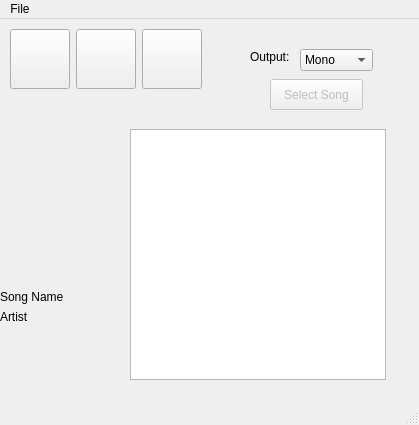
First picture: the form in main.ui, repository fabiomdiniz/Frey, before the edit.
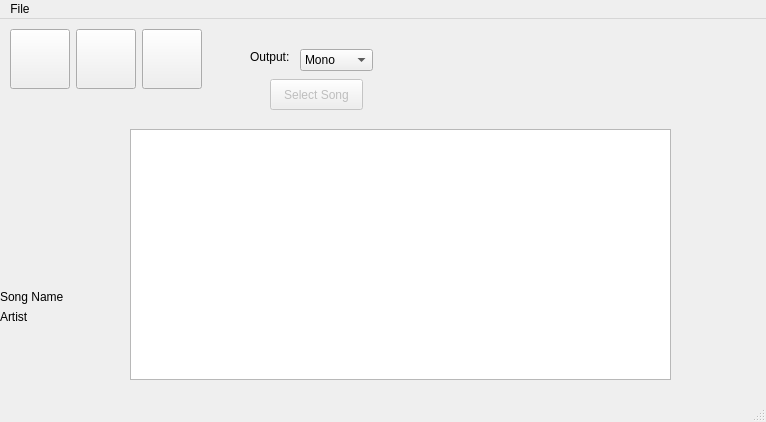
Second picture: the form after the edit. Icons and pictures are not drawn.

Commit message: better coverart support, current song is more visible and double click on the playlist working

What changed in the file:
```diff
--- a/main.ui
+++ b/main.ui
@@ -6,8 +6,8 @@
    <rect>
     <x>0</x>
     <y>0</y>
-    <width>419</width>
-    <height>425</height>
+    <width>766</width>
+    <height>422</height>
    </rect>
   </property>
   <property name="windowTitle">
@@ -224,7 +224,7 @@
      <rect>
       <x>130</x>
       <y>110</y>
-      <width>256</width>
+      <width>541</width>
       <height>251</height>
      </rect>
     </property>
@@ -257,8 +257,8 @@
     <rect>
      <x>0</x>
      <y>0</y>
-     <width>419</width>
-     <height>18</height>
+     <width>766</width>
+     <height>26</height>
     </rect>
    </property>
    <widget class="QMenu" name="menuFile">
```
The commit also changes 2 other files.
